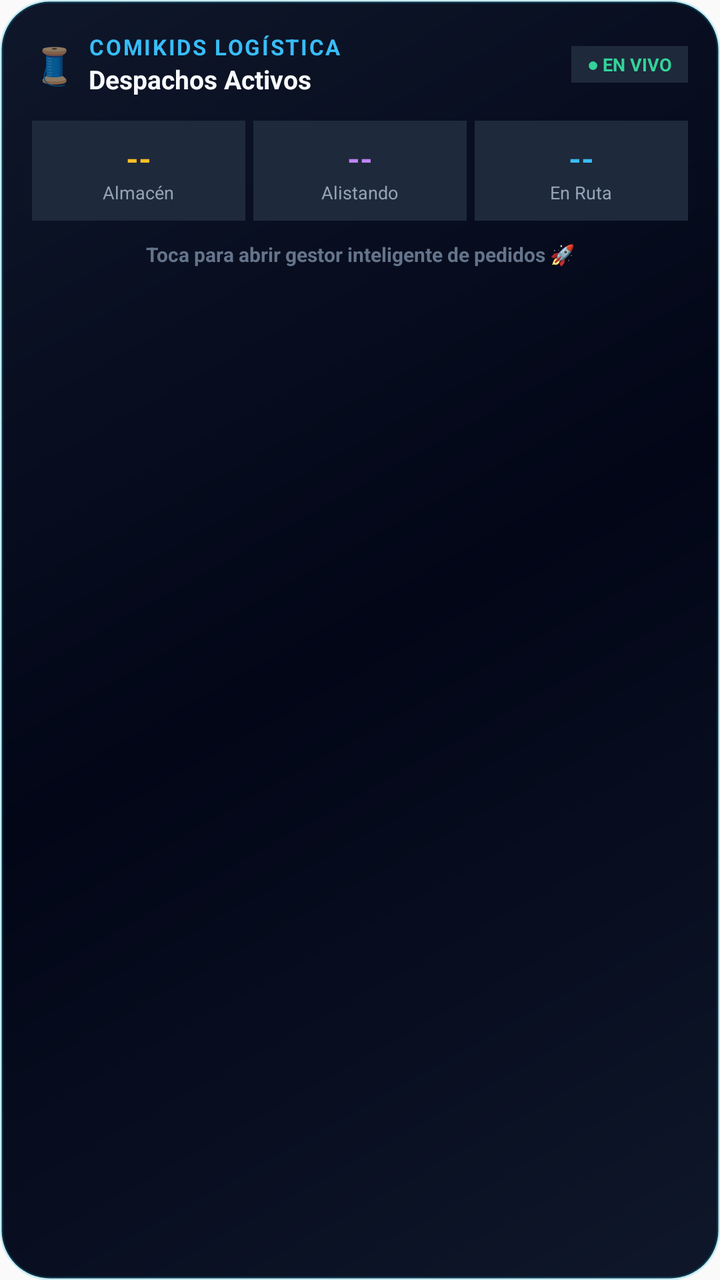
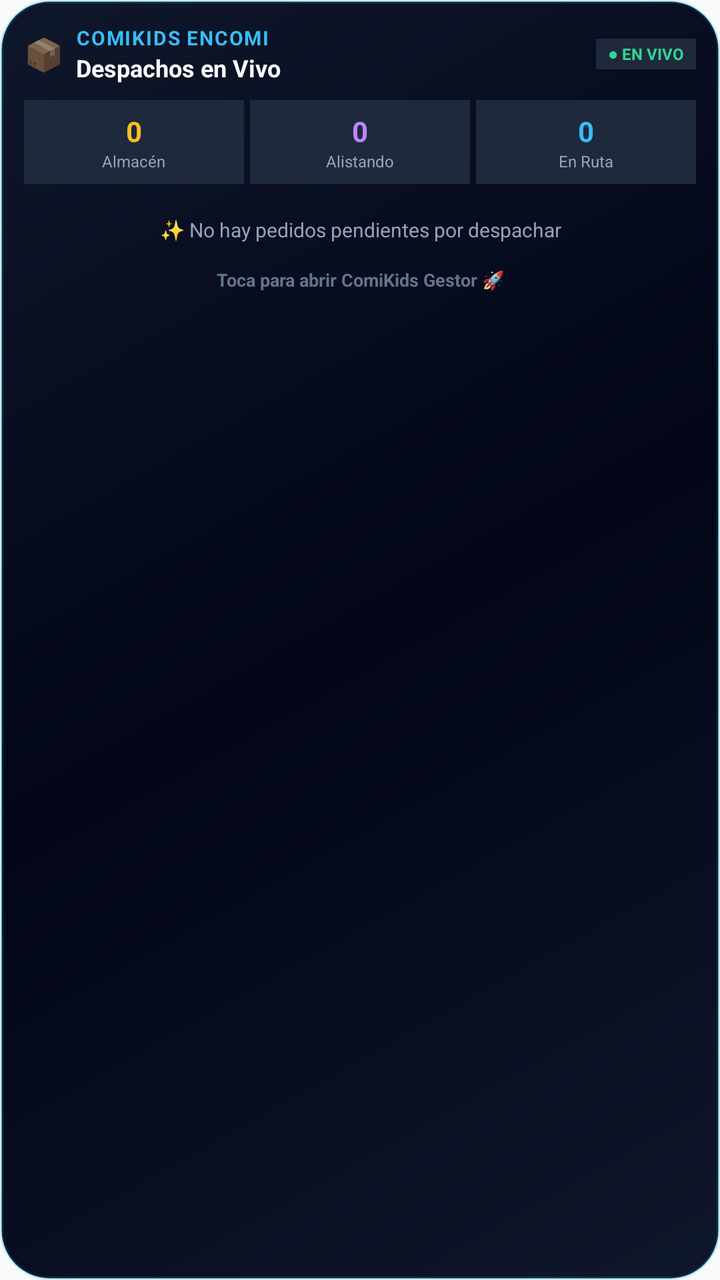

Two renders of the same Android screen: before a commit and after it. Below are the layout's source before the change and the commit's diff.
<!-- AndroidManifest.xml: application theme AppTheme -->
<!-- res/layout/comikids_appwidget_layout.xml -->
<?xml version="1.0" encoding="utf-8"?>
<LinearLayout xmlns:android="http://schemas.android.com/apk/res/android"
    android:id="@+id/widget_root_layout"
    android:layout_width="match_parent"
    android:layout_height="match_parent"
    android:orientation="vertical"
    android:background="@drawable/widget_background"
    android:padding="16dp">

    
    <LinearLayout
        android:layout_width="match_parent"
        android:layout_height="wrap_content"
        android:orientation="horizontal"
        android:gravity="center_vertical">

        <TextView
            android:layout_width="wrap_content"
            android:layout_height="wrap_content"
            android:text="🧵"
            android:textSize="18sp"
            android:layout_marginEnd="6dp" />

        <LinearLayout
            android:layout_width="0dp"
            android:layout_height="wrap_content"
            android:layout_weight="1"
            android:orientation="vertical">

            <TextView
                android:layout_width="wrap_content"
                android:layout_height="wrap_content"
                android:text="COMIKIDS LOGÍSTICA"
                android:textColor="#38BDF8"
                android:textSize="11sp"
                android:textStyle="bold"
                android:letterSpacing="0.08" />

            <TextView
                android:layout_width="wrap_content"
                android:layout_height="wrap_content"
                android:text="Despachos Activos"
                android:textColor="#F8FAFC"
                android:textSize="13sp"
                android:textStyle="bold" />
        </LinearLayout>

        
        <TextView
            android:id="@+id/widget_badge_live"
            android:layout_width="wrap_content"
            android:layout_height="wrap_content"
            android:background="#1E293B"
            android:paddingStart="8dp"
            android:paddingTop="3dp"
            android:paddingEnd="8dp"
            android:paddingBottom="3dp"
            android:text="● EN VIVO"
            android:textColor="#34D399"
            android:textSize="9sp"
            android:textStyle="bold" />
    </LinearLayout>

    
    <LinearLayout
        android:layout_width="match_parent"
        android:layout_height="wrap_content"
        android:orientation="horizontal"
        android:layout_marginTop="12dp"
        android:weightSum="3">

        
        <LinearLayout
            android:layout_width="0dp"
            android:layout_height="wrap_content"
            android:layout_weight="1"
            android:orientation="vertical"
            android:gravity="center"
            android:background="#1E293B"
            android:padding="8dp"
            android:layout_marginEnd="4dp">

            <TextView
                android:id="@+id/widget_count_almacen"
                android:layout_width="wrap_content"
                android:layout_height="wrap_content"
                android:text="--"
                android:textColor="#FBBF24"
                android:textSize="16sp"
                android:textStyle="bold" />

            <TextView
                android:layout_width="wrap_content"
                android:layout_height="wrap_content"
                android:text="Almacén"
                android:textColor="#94A3B8"
                android:textSize="9sp" />
        </LinearLayout>

        
        <LinearLayout
            android:layout_width="0dp"
            android:layout_height="wrap_content"
            android:layout_weight="1"
            android:orientation="vertical"
            android:gravity="center"
            android:background="#1E293B"
            android:padding="8dp"
            android:layout_marginEnd="4dp">

            <TextView
                android:id="@+id/widget_count_alistando"
                android:layout_width="wrap_content"
                android:layout_height="wrap_content"
                android:text="--"
                android:textColor="#C084FC"
                android:textSize="16sp"
                android:textStyle="bold" />

            <TextView
                android:layout_width="wrap_content"
                android:layout_height="wrap_content"
                android:text="Alistando"
                android:textColor="#94A3B8"
                android:textSize="9sp" />
        </LinearLayout>

        
        <LinearLayout
            android:layout_width="0dp"
            android:layout_height="wrap_content"
            android:layout_weight="1"
            android:orientation="vertical"
            android:gravity="center"
            android:background="#1E293B"
            android:padding="8dp">

            <TextView
                android:id="@+id/widget_count_ruta"
                android:layout_width="wrap_content"
                android:layout_height="wrap_content"
                android:text="--"
                android:textColor="#38BDF8"
                android:textSize="16sp"
                android:textStyle="bold" />

            <TextView
                android:layout_width="wrap_content"
                android:layout_height="wrap_content"
                android:text="En Ruta"
                android:textColor="#94A3B8"
                android:textSize="9sp" />
        </LinearLayout>

    </LinearLayout>

    
    <TextView
        android:layout_width="match_parent"
        android:layout_height="wrap_content"
        android:layout_marginTop="10dp"
        android:gravity="center"
        android:text="Toca para abrir gestor inteligente de pedidos 🚀"
        android:textColor="#64748B"
        android:textSize="10sp"
        android:textStyle="bold" />

</LinearLayout>
<!-- resources referenced by this layout -->
<resources>
  <!-- drawable widget_background (drawable) -->
  <?xml version="1.0" encoding="utf-8"?>
  <shape xmlns:android="http://schemas.android.com/apk/res/android"
      android:shape="rectangle">
      <corners android:radius="24dp" />
      <gradient
          android:angle="315"
          android:startColor="#0F172A"
          android:centerColor="#020617"
          android:endColor="#0F172A"
          android:type="linear" />
      <stroke
          android:width="1.5dp"
          android:color="#3306B6D4" />
  </shape>
  <style name="AppTheme" parent="Theme.AppCompat.Light.DarkActionBar">
          
          <item name="colorPrimary">@color/colorPrimary</item>
          <item name="colorPrimaryDark">@color/colorPrimaryDark</item>
          <item name="colorAccent">@color/colorAccent</item>
      </style>
</resources>

<!-- the commit's change to res/layout/comikids_appwidget_layout.xml (unified diff, before → after) -->
@@ -5,7 +5,7 @@
     android:layout_height="match_parent"
     android:orientation="vertical"
     android:background="@drawable/widget_background"
-    android:padding="16dp">
+    android:padding="12dp">
 
     
     <LinearLayout
@@ -17,8 +17,8 @@
         <TextView
             android:layout_width="wrap_content"
             android:layout_height="wrap_content"
-            android:text="🧵"
-            android:textSize="18sp"
+            android:text="📦"
+            android:textSize="16sp"
             android:layout_marginEnd="6dp" />
 
         <LinearLayout
@@ -30,18 +30,18 @@
             <TextView
                 android:layout_width="wrap_content"
                 android:layout_height="wrap_content"
-                android:text="COMIKIDS LOGÍSTICA"
+                android:text="COMIKIDS ENCOMI"
                 android:textColor="#38BDF8"
-                android:textSize="11sp"
+                android:textSize="10sp"
                 android:textStyle="bold"
-                android:letterSpacing="0.08" />
-
-            <TextView
-                android:layout_width="wrap_content"
-                android:layout_height="wrap_content"
-                android:text="Despachos Activos"
+                android:letterSpacing="0.06" />
+
+            <TextView
+                android:layout_width="wrap_content"
+                android:layout_height="wrap_content"
+                android:text="Despachos en Vivo"
                 android:textColor="#F8FAFC"
-                android:textSize="13sp"
+                android:textSize="12sp"
                 android:textStyle="bold" />
         </LinearLayout>
 
@@ -51,13 +51,13 @@
             android:layout_width="wrap_content"
             android:layout_height="wrap_content"
             android:background="#1E293B"
-            android:paddingStart="8dp"
-            android:paddingTop="3dp"
-            android:paddingEnd="8dp"
-            android:paddingBottom="3dp"
+            android:paddingStart="6dp"
+            android:paddingTop="2dp"
+            android:paddingEnd="6dp"
+            android:paddingBottom="2dp"
             android:text="● EN VIVO"
             android:textColor="#34D399"
-            android:textSize="9sp"
+            android:textSize="8sp"
             android:textStyle="bold" />
     </LinearLayout>
 
@@ -66,7 +66,7 @@
         android:layout_width="match_parent"
         android:layout_height="wrap_content"
         android:orientation="horizontal"
-        android:layout_marginTop="12dp"
+        android:layout_marginTop="8dp"
         android:weightSum="3">
 
         
@@ -77,16 +77,16 @@
             android:orientation="vertical"
             android:gravity="center"
             android:background="#1E293B"
-            android:padding="8dp"
-            android:layout_marginEnd="4dp">
+            android:padding="6dp"
+            android:layout_marginEnd="3dp">
 
             <TextView
                 android:id="@+id/widget_count_almacen"
                 android:layout_width="wrap_content"
                 android:layout_height="wrap_content"
-                android:text="--"
+                android:text="0"
                 android:textColor="#FBBF24"
-                android:textSize="16sp"
+                android:textSize="14sp"
                 android:textStyle="bold" />
 
             <TextView
@@ -94,7 +94,7 @@
                 android:layout_height="wrap_content"
                 android:text="Almacén"
                 android:textColor="#94A3B8"
-                android:textSize="9sp" />
+                android:textSize="8sp" />
         </LinearLayout>
 
         
@@ -105,16 +105,16 @@
             android:orientation="vertical"
             android:gravity="center"
             android:background="#1E293B"
-            android:padding="8dp"
-            android:layout_marginEnd="4dp">
+            android:padding="6dp"
+            android:layout_marginEnd="3dp">
 
             <TextView
                 android:id="@+id/widget_count_alistando"
                 android:layout_width="wrap_content"
                 android:layout_height="wrap_content"
-                android:text="--"
+                android:text="0"
                 android:textColor="#C084FC"
-                android:textSize="16sp"
+                android:textSize="14sp"
                 android:textStyle="bold" />
 
             <TextView
@@ -122,7 +122,7 @@
                 android:layout_height="wrap_content"
                 android:text="Alistando"
                 android:textColor="#94A3B8"
-                android:textSize="9sp" />
+                android:textSize="8sp" />
         </LinearLayout>
 
         
@@ -133,15 +133,15 @@
             android:orientation="vertical"
             android:gravity="center"
             android:background="#1E293B"
-            android:padding="8dp">
+            android:padding="6dp">
 
             <TextView
                 android:id="@+id/widget_count_ruta"
                 android:layout_width="wrap_content"
                 android:layout_height="wrap_content"
-                android:text="--"
+                android:text="0"
                 android:textColor="#38BDF8"
-                android:textSize="16sp"
+                android:textSize="14sp"
                 android:textStyle="bold" />
 
             <TextView
@@ -149,8 +149,219 @@
                 android:layout_height="wrap_content"
                 android:text="En Ruta"
                 android:textColor="#94A3B8"
-                android:textSize="9sp" />
-        </LinearLayout>
+                android:textSize="8sp" />
+        </LinearLayout>
+
+    </LinearLayout>
+
+    
+    <LinearLayout
+        android:id="@+id/widget_orders_container"
+        android:layout_width="match_parent"
+        android:layout_height="wrap_content"
+        android:orientation="vertical"
+        android:layout_marginTop="8dp">
+
+        
+        <LinearLayout
+            android:id="@+id/widget_item_1_layout"
+            android:layout_width="match_parent"
+            android:layout_height="wrap_content"
+            android:orientation="vertical"
+            android:background="#0F172A"
+            android:padding="6dp"
+            android:layout_marginBottom="4dp"
+            android:visibility="gone">
+
+            <LinearLayout
+                android:layout_width="match_parent"
+                android:layout_height="wrap_content"
+                android:orientation="horizontal"
+                android:gravity="center_vertical">
+
+                <TextView
+                    android:id="@+id/widget_item_1_name"
+                    android:layout_width="0dp"
+                    android:layout_height="wrap_content"
+                    android:layout_weight="1"
+                    android:text="Cliente"
+                    android:textColor="#FFFFFF"
+                    android:textSize="11sp"
+                    android:textStyle="bold"
+                    android:singleLine="true" />
+
+                <TextView
+                    android:id="@+id/widget_item_1_status"
+                    android:layout_width="wrap_content"
+                    android:layout_height="wrap_content"
+                    android:background="#1E293B"
+                    android:paddingStart="4dp"
+                    android:paddingEnd="4dp"
+                    android:paddingTop="1dp"
+                    android:paddingBottom="1dp"
+                    android:text="Alistando"
+                    android:textColor="#38BDF8"
+                    android:textSize="8sp"
+                    android:textStyle="bold" />
+            </LinearLayout>
+
+            <TextView
+                android:id="@+id/widget_item_1_phone"
+                android:layout_width="match_parent"
+                android:layout_height="wrap_content"
+                android:text="📱 +51 987654321"
+                android:textColor="#34D399"
+                android:textSize="9sp"
+                android:textStyle="bold"
+                android:layout_marginTop="1dp" />
+
+            <TextView
+                android:id="@+id/widget_item_1_dest"
+                android:layout_width="match_parent"
+                android:layout_height="wrap_content"
+                android:text="📍 Agencia Shalom Chiclayo"
+                android:textColor="#94A3B8"
+                android:textSize="9sp"
+                android:singleLine="true" />
+        </LinearLayout>
+
+        
+        <LinearLayout
+            android:id="@+id/widget_item_2_layout"
+            android:layout_width="match_parent"
+            android:layout_height="wrap_content"
+            android:orientation="vertical"
+            android:background="#0F172A"
+            android:padding="6dp"
+            android:layout_marginBottom="4dp"
+            android:visibility="gone">
+
+            <LinearLayout
+                android:layout_width="match_parent"
+                android:layout_height="wrap_content"
+                android:orientation="horizontal"
+                android:gravity="center_vertical">
+
+                <TextView
+                    android:id="@+id/widget_item_2_name"
+                    android:layout_width="0dp"
+                    android:layout_height="wrap_content"
+                    android:layout_weight="1"
+                    android:text="Cliente"
+                    android:textColor="#FFFFFF"
+                    android:textSize="11sp"
+                    android:textStyle="bold"
+                    android:singleLine="true" />
+
+                <TextView
+                    android:id="@+id/widget_item_2_status"
+                    android:layout_width="wrap_content"
+                    android:layout_height="wrap_content"
+                    android:background="#1E293B"
+                    android:paddingStart="4dp"
+                    android:paddingEnd="4dp"
+                    android:paddingTop="1dp"
+                    android:paddingBottom="1dp"
+                    android:text="En Ruta"
+                    android:textColor="#34D399"
+                    android:textSize="8sp"
+                    android:textStyle="bold" />
+            </LinearLayout>
+
+            <TextView
+                android:id="@+id/widget_item_2_phone"
+                android:layout_width="match_parent"
+                android:layout_height="wrap_content"
+                android:text="📱 +51 987654321"
+                android:textColor="#34D399"
+                android:textSize="9sp"
+                android:textStyle="bold"
+                android:layout_marginTop="1dp" />
+
+            <TextView
+                android:id="@+id/widget_item_2_dest"
+                android:layout_width="match_parent"
+                android:layout_height="wrap_content"
+                android:text="📍 Agencia Shalom Trujillo"
+                android:textColor="#94A3B8"
+                android:textSize="9sp"
+                android:singleLine="true" />
+        </LinearLayout>
+
+        
+        <LinearLayout
+            android:id="@+id/widget_item_3_layout"
+            android:layout_width="match_parent"
+            android:layout_height="wrap_content"
+            android:orientation="vertical"
+            android:background="#0F172A"
+            android:padding="6dp"
+            android:layout_marginBottom="4dp"
+            android:visibility="gone">
+
+            <LinearLayout
+                android:layout_width="match_parent"
+                android:layout_height="wrap_content"
+                android:orientation="horizontal"
+                android:gravity="center_vertical">
+
+                <TextView
+                    android:id="@+id/widget_item_3_name"
+                    android:layout_width="0dp"
+                    android:layout_height="wrap_content"
+                    android:layout_weight="1"
+                    android:text="Cliente"
+                    android:textColor="#FFFFFF"
+                    android:textSize="11sp"
+                    android:textStyle="bold"
+                    android:singleLine="true" />
+
+                <TextView
+                    android:id="@+id/widget_item_3_status"
+                    android:layout_width="wrap_content"
+                    android:layout_height="wrap_content"
+                    android:background="#1E293B"
+                    android:paddingStart="4dp"
+                    android:paddingEnd="4dp"
+                    android:paddingTop="1dp"
+                    android:paddingBottom="1dp"
+                    android:text="Almacén"
+                    android:textColor="#FBBF24"
+                    android:textSize="8sp"
+                    android:textStyle="bold" />
+            </LinearLayout>
+
+            <TextView
+                android:id="@+id/widget_item_3_phone"
+                android:layout_width="match_parent"
+                android:layout_height="wrap_content"
+                android:text="📱 +51 987654321"
+                android:textColor="#34D399"
+                android:textSize="9sp"
+                android:textStyle="bold"
+                android:layout_marginTop="1dp" />
+
+            <TextView
+                android:id="@+id/widget_item_3_dest"
+                android:layout_width="match_parent"
+                android:layout_height="wrap_content"
+                android:text="📍 Motorizado Lima"
+                android:textColor="#94A3B8"
+                android:textSize="9sp"
+                android:singleLine="true" />
+        </LinearLayout>
+
+        
+        <TextView
+            android:id="@+id/widget_empty_text"
+            android:layout_width="match_parent"
+            android:layout_height="wrap_content"
+            android:gravity="center"
+            android:padding="8dp"
+            android:text="✨ No hay pedidos pendientes por despachar"
+            android:textColor="#94A3B8"
+            android:textSize="10sp"
+            android:visibility="visible" />
 
     </LinearLayout>
 
@@ -158,11 +369,11 @@
     <TextView
         android:layout_width="match_parent"
         android:layout_height="wrap_content"
-        android:layout_marginTop="10dp"
+        android:layout_marginTop="4dp"
         android:gravity="center"
-        android:text="Toca para abrir gestor inteligente de pedidos 🚀"
+        android:text="Toca para abrir ComiKids Gestor 🚀"
         android:textColor="#64748B"
-        android:textSize="10sp"
+        android:textSize="9sp"
         android:textStyle="bold" />
 
 </LinearLayout>
